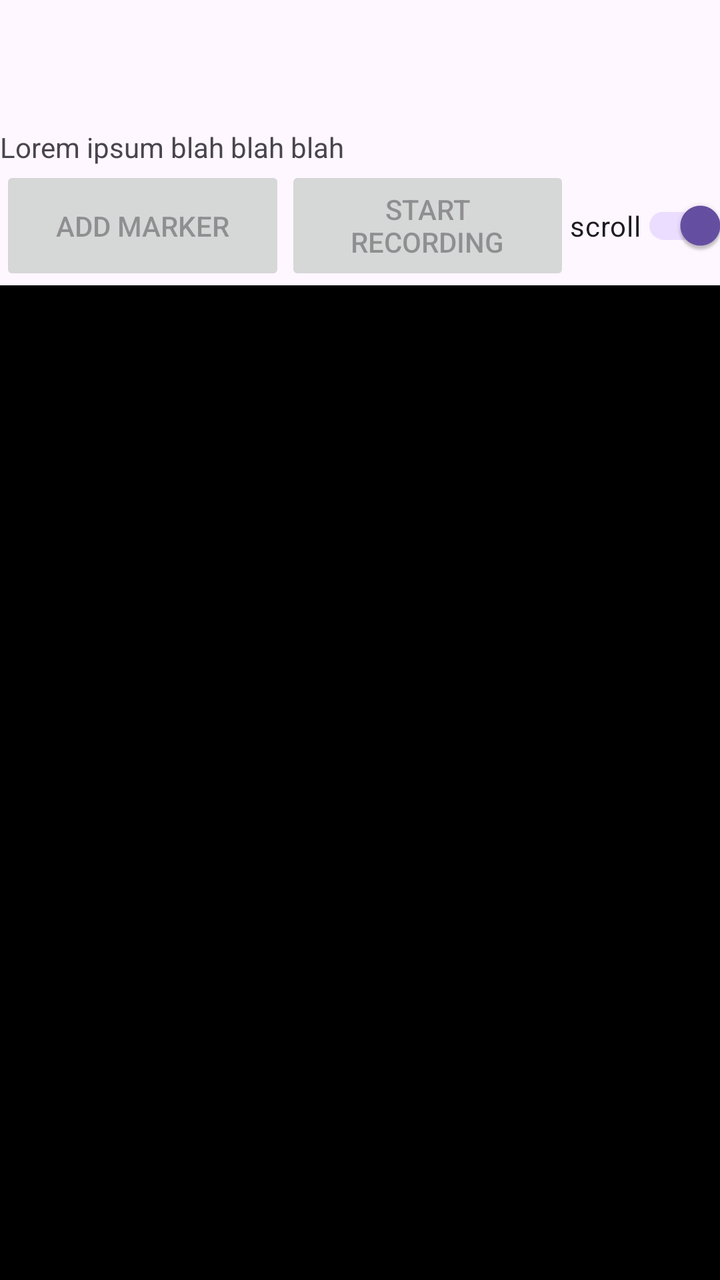
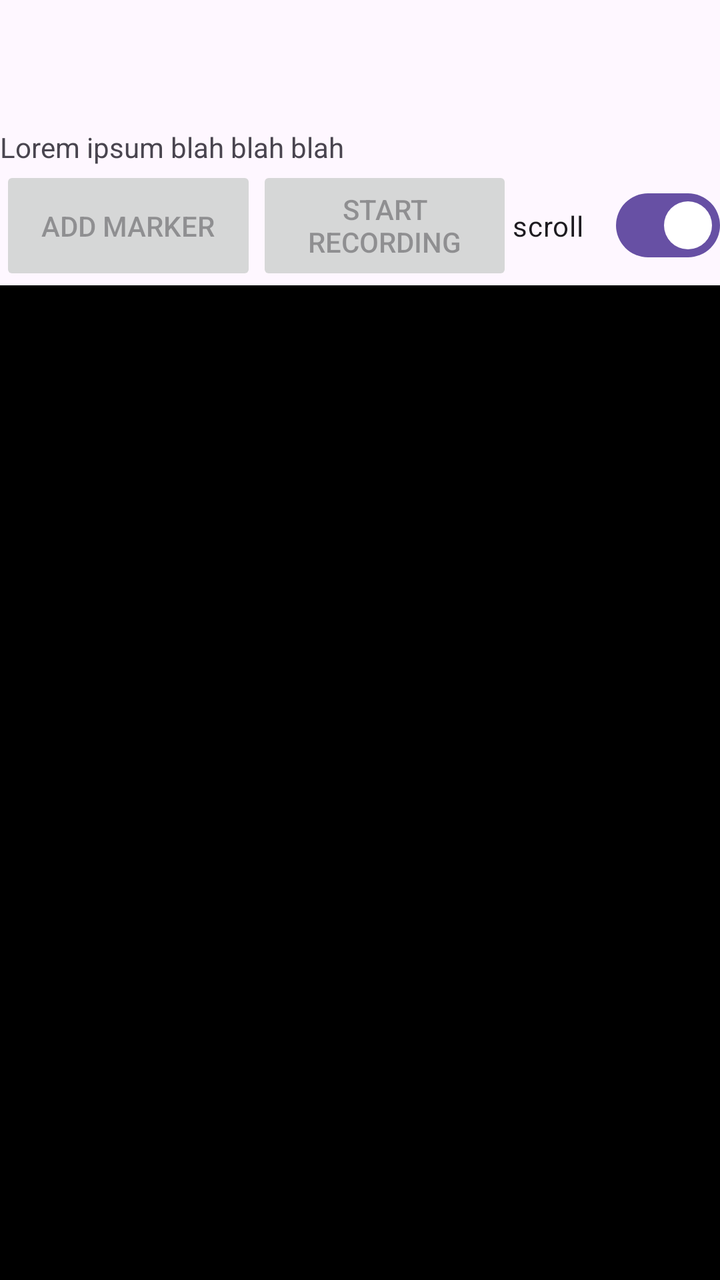

Two renders of the same Android screen: before a commit and after it. Below are the layout's source before the change and the commit's diff.
<!-- AndroidManifest.xml: application theme Theme.Geargrinder -->
<!-- res/layout/activity_debug.xml -->
<?xml version="1.0" encoding="utf-8"?>
<LinearLayout
    xmlns:android="http://schemas.android.com/apk/res/android"
    android:id="@+id/root"
    android:layout_width="match_parent"
    android:layout_height="match_parent"
    android:orientation="vertical"
    >

    <com.google.android.material.appbar.MaterialToolbar
        android:id="@+id/action_bar"
        android:layout_width="match_parent"
        android:layout_height="?attr/actionBarSize"
        />

    <TextView
        android:layout_width="match_parent"
        android:layout_height="wrap_content"
        android:text="Lorem ipsum blah blah blah"
        />

    <LinearLayout
        android:layout_width="match_parent"
        android:layout_height="wrap_content"
        android:orientation="horizontal"
        >

        <Button
            android:id="@+id/log_marker_button"
            android:layout_width="match_parent"
            android:layout_height="match_parent"
            android:layout_weight="1"
            android:enabled="false"
            android:text="@string/add_log_marker_button"
            />

        <Button
            android:id="@+id/toggle_recording_button"
            android:layout_width="match_parent"
            android:layout_height="match_parent"
            android:layout_weight="1"
            android:enabled="false"
            android:text="@string/start_log_recording_button"
            />

        <androidx.appcompat.widget.SwitchCompat
            android:id="@+id/auto_scroll_switch"
            android:layout_width="wrap_content"
            android:layout_height="match_parent"
            android:layout_weight="0"
            android:checked="true"
            android:text="@string/log_autoscroll_switch"
            />

    </LinearLayout>

    <androidx.recyclerview.widget.RecyclerView
        android:id="@+id/log_recycler"
        android:layout_width="match_parent"
        android:layout_height="match_parent"
        android:paddingBottom="8dp"
        android:background="@color/black"
        />

</LinearLayout>
<!-- resources referenced by this layout -->
<resources>
  <string name="add_log_marker_button">add marker</string>
  <string name="log_autoscroll_switch">scroll</string>
  <string name="start_log_recording_button">start recording</string>
  <style name="Theme.Geargrinder" parent="Base.Theme.Geargrinder" />
  <style name="Base.Theme.Geargrinder" parent="Theme.Material3.DayNight.NoActionBar">
          <item name="colorDockBackground">@color/black</item>
          <item name="colorDockForeground">@color/white</item>
          <item name="colorDockItemInactive">#666666</item>
          <item name="colorDockItemActive">?attr/colorPrimary</item>
          <item name="colorFocusIndicatorInactive">#333333</item>
          <item name="colorFocusIndicatorActive">?attr/colorPrimary</item>
  
          <item name="colorAppModal">?attr/colorSurfaceContainer</item>
  
          <item name="colorAcceptCallButton">#23A023</item>
          <item name="colorRejectCallButton">#9E3434</item>
  
          <item name="dynamicColorThemeOverlay">@style/ThemeOverlay.Geargrinder.DynamicColors</item>
          <item name="alertDialogTheme">@style/ThemeOverlay.Geargrinder.AlertDialog</item>
          <item name="tabStyle">@style/Widget.Material3.TabLayout</item>
      </style>
  <style name="ThemeOverlay.Geargrinder.DynamicColors" parent="Base.ThemeOverlay.Geargrinder.DynamicColors" />
  <style name="ThemeOverlay.Geargrinder.AlertDialog" parent="ThemeOverlay.Material3.Dialog.Alert">
          <item name="colorBackgroundFloating">@macro/m3_comp_dialog_container_color</item>
      </style>
  <style name="Base.ThemeOverlay.Geargrinder.DynamicColors" parent="@style/ThemeOverlay.Material3.DynamicColors.DayNight">
          <item name="colorDockForeground">@color/material_dynamic_neutral_variant99</item>
          <item name="colorDockBackground">@color/material_dynamic_neutral_variant10</item>
          <item name="colorDockItemInactive">@color/material_dynamic_neutral40</item>
          <item name="colorDockItemActive">@color/material_dynamic_primary70</item>
          <item name="colorFocusIndicatorInactive">@color/material_dynamic_neutral20</item>
          <item name="colorFocusIndicatorActive">@color/material_dynamic_primary70</item>
  
          <item name="colorAppModal">@color/material_dynamic_neutral_variant70</item>
  
      </style>
</resources>

<!-- the commit's change to res/layout/activity_debug.xml (unified diff, before → after) -->
@@ -43,7 +43,7 @@
             android:text="@string/start_log_recording_button"
             />
 
-        <androidx.appcompat.widget.SwitchCompat
+        <com.google.android.material.materialswitch.MaterialSwitch
             android:id="@+id/auto_scroll_switch"
             android:layout_width="wrap_content"
             android:layout_height="match_parent"
